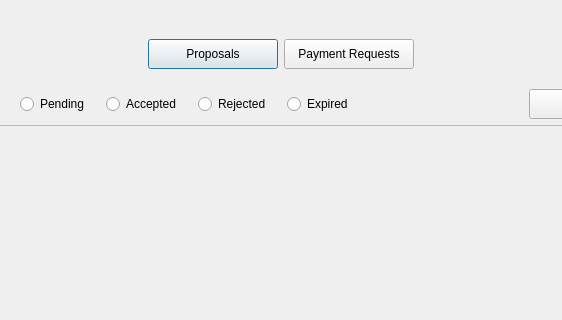
Before: the Qt Designer form src/qt/forms/communityfundpage.ui in navcoin/navcoin-core, drawn with Qt 5; both pictures show x 243 to 805 and y 0 to 320 of the 1149 by 690 pixel window.
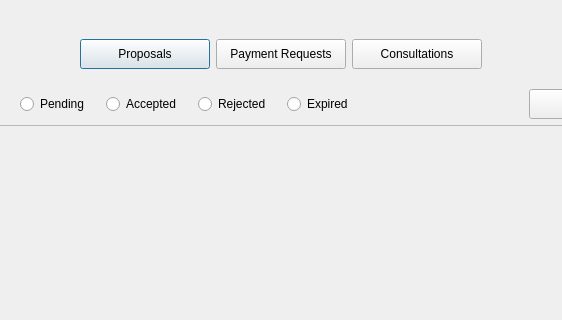
After: the same form once the commit is applied.

```diff
--- a/src/qt/forms/communityfundpage.ui
+++ b/src/qt/forms/communityfundpage.ui
@@ -259,6 +259,25 @@
            </property>
           </widget>
          </item>
+         <item>
+          <widget class="QPushButton" name="pushButtonConsultations">
+           <property name="minimumSize">
+            <size>
+             <width>130</width>
+             <height>30</height>
+            </size>
+           </property>
+           <property name="maximumSize">
+            <size>
+             <width>130</width>
+             <height>30</height>
+            </size>
+           </property>
+           <property name="text">
+            <string>Consultations</string>
+           </property>
+          </widget>
+         </item>
          <item>
           <spacer name="horizontalSpacer_10">
            <property name="orientation">
```
